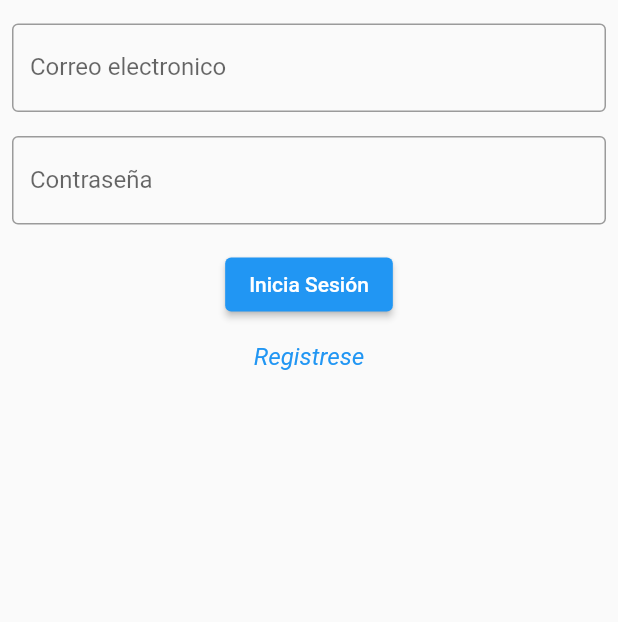
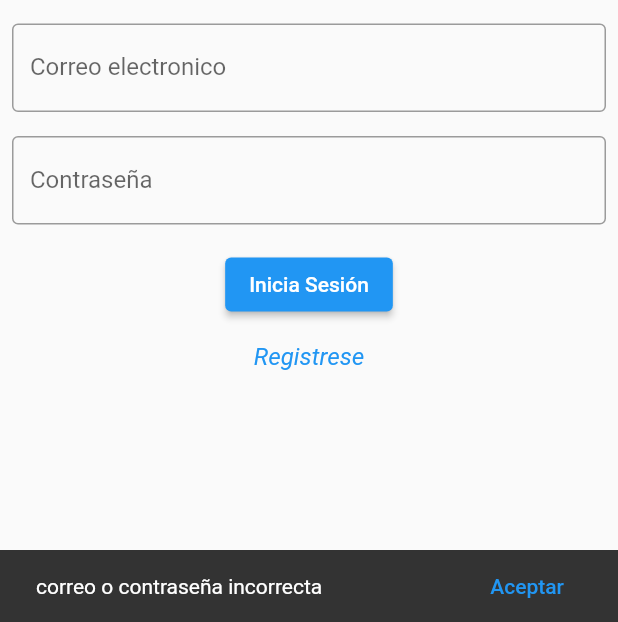
Before and after one commit to Anonymous-MinTic/AppLibro, a Flutter app: the screen it shows after launch, after a tap on "Inicia Sesión", on a phone screen of 412 x 824 dp, the part 614-1236 px from its top. Run offline on Flutter 3.47's test engine with Material 2 defaults, Android fonts, the phone set to English and light mode, and no system bars; our stand-ins replace shared_preferences.

```diff
--- a/lib/main.dart
+++ b/lib/main.dart
@@ -1,5 +1,6 @@
 import 'package:app_libros/pages/login_page.dart';
 import 'package:app_libros/pages/register_page.dart';
+import 'package:app_libros/pages/splash_page.dart';
 import 'package:flutter/material.dart';
 import 'package:flutter_localizations/flutter_localizations.dart';
 
@@ -26,7 +27,7 @@ class MyApp extends StatelessWidget {
       theme: ThemeData(
         primarySwatch: Colors.blue,
       ),
-      home: const LoginPage(),
+      home: const SplashPage(),
     );
   }
 }
--- /dev/null
+++ b/lib/models/user.dart
@@ -0,0 +1,67 @@
+class User{
+  var _name;
+  var _email;
+  var _password;
+  var _genre;
+  var _favoritesGenres;
+  var _bornDate;
+
+  User(this._name, this._email, this._password, this._genre,
+      this._favoritesGenres, this._bornDate);
+
+
+  User.Empty();
+
+  User.fromJson(Map<String, dynamic> json)
+      : _name = json['name'],
+        _email = json['email'],
+        _password = json['password'],
+        _genre = json['genre'],
+        _favoritesGenres = json['favoritesGenres'],
+        _bornDate = json['bornDate'];
+
+  Map<String, dynamic> ToJson() =>{
+    'name' : _name,
+    'email' : _email,
+    'password' : _password,
+    'genre' : _genre,
+    'favoritesGenres' : _favoritesGenres,
+    'bornDate' : _bornDate
+  };
+
+  get name => _name;
+
+  set name(value) {
+    _name = value;
+  }
+
+  get email => _email;
+
+  get bornDate => _bornDate;
+
+  set bornDate(value) {
+    _bornDate = value;
+  }
+
+  get favoritesGenres => _favoritesGenres;
+
+  set favoritesGenres(value) {
+    _favoritesGenres = value;
+  }
+
+  get genre => _genre;
+
+  set genre(value) {
+    _genre = value;
+  }
+
+  get password => _password;
+
+  set password(value) {
+    _password = value;
+  }
+
+  set email(value) {
+    _email = value;
+  }
+}
--- a/lib/pages/login_page.dart
+++ b/lib/pages/login_page.dart
@@ -1,5 +1,10 @@
+import 'dart:convert';
 import 'package:app_libros/pages/register_page.dart';
 import 'package:flutter/material.dart';
+import 'package:shared_preferences/shared_preferences.dart';
+
+import '../models/user.dart';
+import 'home_page.dart';
 
 class LoginPage extends StatefulWidget {
   const LoginPage({Key? key}) : super(key: key);
@@ -12,6 +17,40 @@ class _LoginPageState extends State<LoginPage> {
 
   final _email = TextEditingController();
   final _password = TextEditingController();
+
+  User userLoad = User.Empty();
+
+  @override
+  void initState(){
+    _getUser();
+    super.initState();
+  }
+
+  _getUser() async{
+    SharedPreferences prefs = await SharedPreferences.getInstance();
+    Map<String, dynamic> userMap = jsonDecode(prefs.getString("user")!);
+    userLoad = User.fromJson(userMap);
+}
+
+
+  void _showMsg(String msg){
+    final scaffold = ScaffoldMessenger.of(context);
+    scaffold.showSnackBar(
+      SnackBar(
+        content: Text(msg),
+        action: SnackBarAction(
+            label: 'Aceptar', onPressed: scaffold.hideCurrentSnackBar),
+      ),
+    );
+  }
+
+  void _validateUser(){
+    if (_email.text == userLoad.email && _password.text == userLoad.password){
+      Navigator.pushReplacement(context, MaterialPageRoute(builder: (context) => const HomePage()));
+    }else{
+      _showMsg("correo o contraseña incorrecta");
+    }
+  }
 
   @override
   Widget build(BuildContext context) {
@@ -48,7 +87,9 @@ class _LoginPageState extends State<LoginPage> {
                 height: 16.0,
               ),
               ElevatedButton(
-                  onPressed: () {}, child: const Text('Inicia Sesión')),
+                  onPressed: () {
+                    _validateUser();
+                  }, child: const Text('Inicia Sesión')),
               TextButton(
                 style: TextButton.styleFrom(
                     textStyle: const TextStyle(
--- a/lib/pages/splash_page.dart
+++ b/lib/pages/splash_page.dart
@@ -1,3 +1,4 @@
+import 'package:app_libros/pages/login_page.dart';
 import 'package:flutter/material.dart';
 
 class SplashPage extends StatefulWidget {
@@ -8,8 +9,26 @@ class SplashPage extends StatefulWidget {
 }
 
 class _SplashPageState extends State<SplashPage> {
+  void initState() {
+    _closeSplash();
+    super.initState();
+  }
+
+  Future<void> _closeSplash() async {
+    Future.delayed(const Duration(seconds: 2), () async {
+      Navigator.pushReplacement(
+          context, MaterialPageRoute(builder: (context) => const LoginPage()));
+    });
+  }
+
   @override
   Widget build(BuildContext context) {
-    return Container();
+    return const Scaffold(
+      body: Center(
+        child: Image(
+          image: AssetImage('assets/images/logo-libro-de-historia.png'),
+        ),
+      ),
+    );
   }
 }
--- a/pubspec.yaml
+++ b/pubspec.yaml
@@ -29,6 +29,7 @@ environment:
 # the latest version available on pub.dev. To see which dependencies have newer
 # versions available, run `flutter pub outdated`.
 dependencies:
+  shared_preferences: 2.0.15
   intl: ^0.17.0
   flutter:
     sdk: flutter
```
Also changed, not shown: lib/pages/home_page.dart (added, +20 -0 lines), lib/pages/register_page.dart (+37 -5 lines), pubspec.lock.
